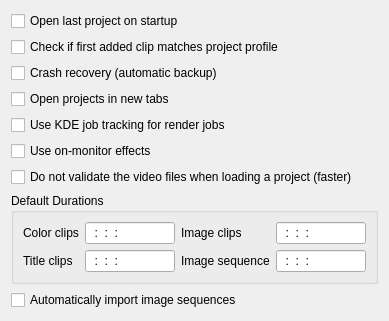
Old version of the form src/widgets/configmisc_ui.ui in the repository KDE/kdenlive.
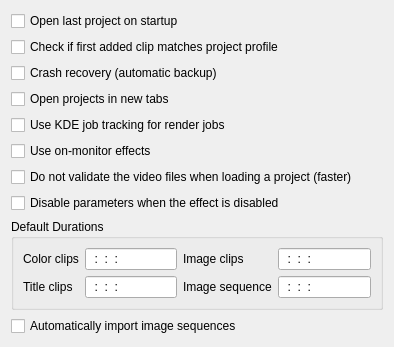
New version of the form. Custom widgets are drawn as their Qt base class.

Commit message: Add option to allow the parameters to stay enabled when the effect is disabled. Using the parameters with the effect disabled can be useful for example for colorpicking (white balance, bluescreen).

Patch:
```diff
--- a/src/widgets/configmisc_ui.ui
+++ b/src/widgets/configmisc_ui.ui
@@ -6,8 +6,8 @@
    <rect>
     <x>0</x>
     <y>0</y>
-    <width>389</width>
-    <height>304</height>
+    <width>394</width>
+    <height>321</height>
    </rect>
   </property>
   <layout class="QGridLayout" name="gridLayout_4">
@@ -32,7 +32,7 @@
      </property>
     </widget>
    </item>
-   <item row="7" column="0" colspan="3">
+   <item row="8" column="0" colspan="3">
     <widget class="QGroupBox" name="groupBox">
      <property name="title">
       <string>Default Durations</string>
@@ -100,7 +100,7 @@
      </layout>
     </widget>
    </item>
-   <item row="9" column="0" colspan="3">
+   <item row="10" column="0" colspan="3">
     <spacer>
      <property name="orientation">
       <enum>Qt::Vertical</enum>
@@ -127,7 +127,7 @@
      </property>
     </widget>
    </item>
-   <item row="8" column="0">
+   <item row="9" column="0">
     <widget class="QCheckBox" name="kcfg_autoimagesequence">
      <property name="text">
       <string>Automatically import image sequences</string>
@@ -148,6 +148,13 @@
      </property>
     </widget>
    </item>
+   <item row="7" column="0">
+    <widget class="QCheckBox" name="kcfg_disable_effect_parameters">
+     <property name="text">
+      <string>Disable parameters when the effect is disabled</string>
+     </property>
+    </widget>
+   </item>
   </layout>
  </widget>
  <customwidgets>
```
The commit also changes 2 other files.
